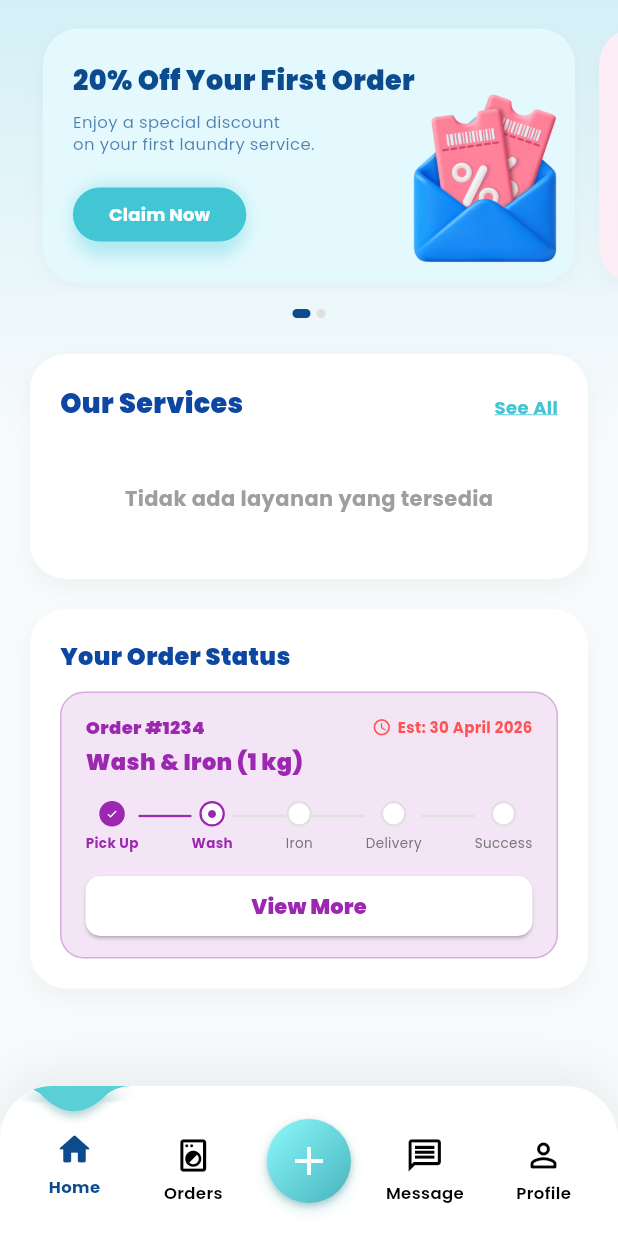
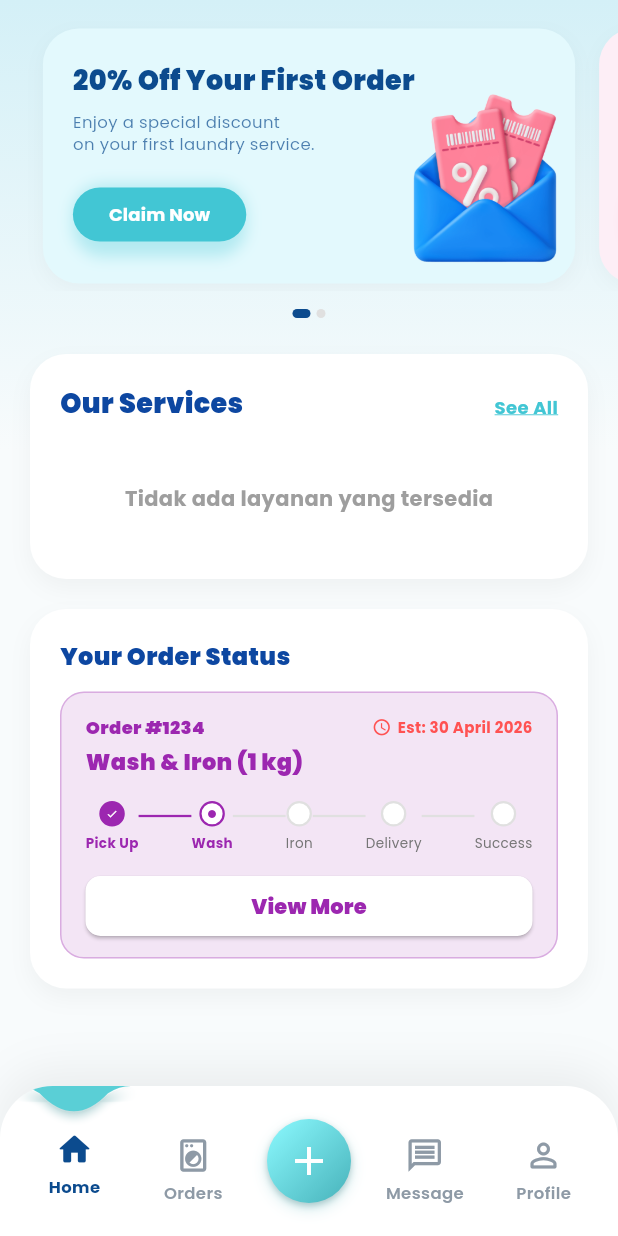
Before and after one commit to PBL-Kelompok6-WishWash/WishWash-Mobile, a Flutter app: the PelangganHomeScreen screen opened directly, scrolled down 164 dp, on a phone screen of 412 x 824 dp. Run offline on Flutter 3.47's test engine with Material 3 defaults, Android fonts, the phone set to English and light mode, and no system bars; our stand-ins replace geocoding, geolocator, google_fonts, google_maps_flutter, image_picker, lottie and 2 more; missing offline and left inert: image_gallery_saver_plus; accounts and stored records are empty; network calls fail.

Commit message:
mengubah warna ikon menu navbar yang tidak aktif menjadi abu-abu pada pelanggan dan karyawan

```diff
--- a/lib/widgets/navbar_karyawan.dart
+++ b/lib/widgets/navbar_karyawan.dart
@@ -73,7 +73,7 @@ class _NavbarKaryawanState extends State<NavbarKaryawan> with SingleTickerProvid
   @override
   Widget build(BuildContext context) {
     const Color activeColor = Color(0xFF0C4B8E);
-    const Color inactiveColor = Color(0xFF000000);
+    const Color inactiveColor = Color(0xFF8E9AA6); // Grey for inactive state
     const Color cyanColor = Color(0xFF5ACFD6);
 
     final double screenWidth = MediaQuery.of(context).size.width;
--- a/lib/widgets/navbar_pelanggan.dart
+++ b/lib/widgets/navbar_pelanggan.dart
@@ -73,7 +73,7 @@ class _BottomNavbarState extends State<BottomNavbar> with SingleTickerProviderSt
   @override
   Widget build(BuildContext context) {
     const Color activeColor = Color(0xFF0C4B8E);
-    const Color inactiveColor = Color(0xFF000000); // Black for inactive state
+    const Color inactiveColor = Color(0xFF8E9AA6); // Grey for inactive state
     const Color cyanColor = Color(0xFF5ACFD6);
 
     final double screenWidth = MediaQuery.of(context).size.width;
```
